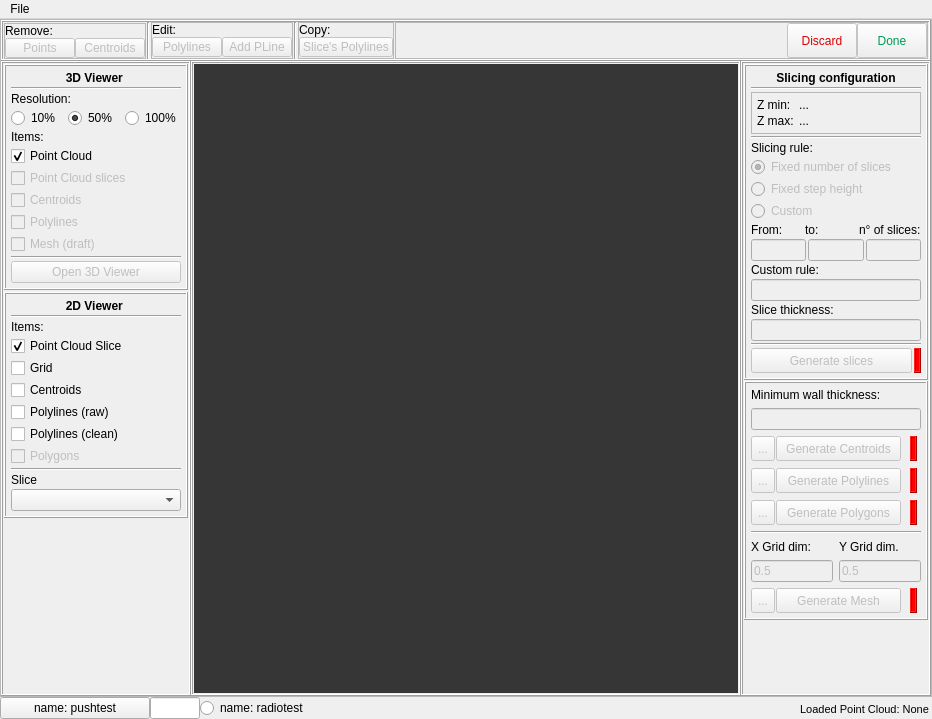
Above: gui_main.ui from gcastellazzi/Cloud2FEM before the change. Below: the same form after it.
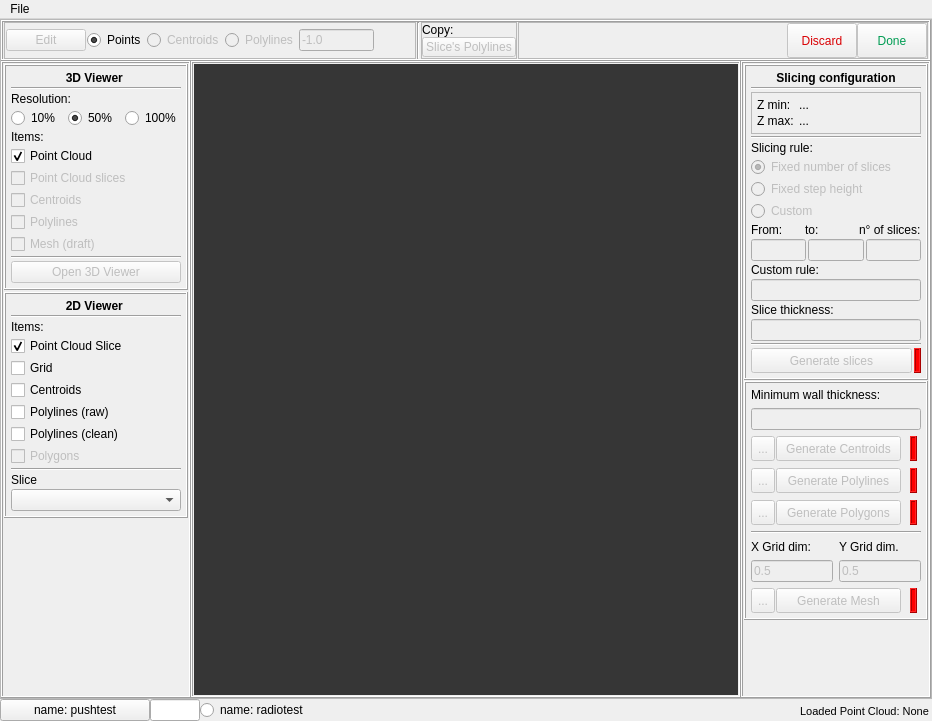
That is the form after the change. Custom widgets are drawn as their Qt base class.

Patch:
```diff
--- a/gui_main.ui
+++ b/gui_main.ui
@@ -7,7 +7,7 @@
     <x>0</x>
     <y>0</y>
     <width>932</width>
-    <height>719</height>
+    <height>721</height>
    </rect>
   </property>
   <property name="windowTitle">
@@ -1366,80 +1366,62 @@
           <property name="bottomMargin">
            <number>0</number>
           </property>
-          <item alignment="Qt::AlignBottom">
-           <widget class="QFrame" name="frame_10">
-            <property name="maximumSize">
-             <size>
-              <width>150</width>
-              <height>50</height>
-             </size>
-            </property>
+          <item>
+           <widget class="QFrame" name="frame_12">
             <property name="frameShape">
              <enum>QFrame::StyledPanel</enum>
             </property>
             <property name="frameShadow">
              <enum>QFrame::Raised</enum>
             </property>
-            <layout class="QFormLayout" name="formLayout_2">
-             <property name="horizontalSpacing">
-              <number>0</number>
-             </property>
-             <property name="verticalSpacing">
-              <number>0</number>
+            <layout class="QHBoxLayout" name="horizontalLayout_9">
+             <property name="spacing">
+              <number>1</number>
              </property>
              <property name="leftMargin">
-              <number>0</number>
+              <number>1</number>
              </property>
              <property name="topMargin">
-              <number>0</number>
+              <number>1</number>
              </property>
              <property name="rightMargin">
-              <number>0</number>
+              <number>1</number>
              </property>
              <property name="bottomMargin">
-              <number>0</number>
+              <number>1</number>
              </property>
-             <item row="1" column="0">
-              <widget class="QLabel" name="label">
+             <item>
+              <widget class="QPushButton" name="btn_edit">
+               <property name="enabled">
+                <bool>false</bool>
+               </property>
                <property name="text">
-                <string>Remove:</string>
+                <string>Edit</string>
                </property>
               </widget>
              </item>
-             <item row="3" column="0">
-              <widget class="QPushButton" name="btn_edit_slice">
+             <item>
+              <widget class="QRadioButton" name="radioPoints">
                <property name="enabled">
-                <bool>false</bool>
-               </property>
-               <property name="maximumSize">
-                <size>
-                 <width>70</width>
-                 <height>20</height>
-                </size>
+                <bool>true</bool>
                </property>
                <property name="text">
                 <string>Points</string>
                </property>
-               <property name="autoDefault">
-                <bool>false</bool>
-               </property>
-               <property name="default">
-                <bool>false</bool>
-               </property>
-               <property name="flat">
-                <bool>false</bool>
+               <property name="checked">
+                <bool>true</bool>
                </property>
               </widget>
              </item>
-             <item row="3" column="1">
-              <widget class="QPushButton" name="btn_edit_centroids">
+             <item>
+              <widget class="QRadioButton" name="radioCentroids">
                <property name="enabled">
                 <bool>false</bool>
                </property>
                <property name="maximumSize">
                 <size>
-                 <width>70</width>
-                 <height>20</height>
+                 <width>100</width>
+                 <height>16777215</height>
                 </size>
                </property>
                <property name="text">
@@ -1447,97 +1429,51 @@
                </property>
               </widget>
              </item>
-            </layout>
-           </widget>
-          </item>
-          <item>
-           <widget class="Line" name="line_7">
-            <property name="orientation">
-             <enum>Qt::Vertical</enum>
-            </property>
-           </widget>
-          </item>
-          <item>
-           <widget class="QFrame" name="frame_12">
-            <property name="maximumSize">
-             <size>
-              <width>150</width>
-              <height>50</height>
-             </size>
-            </property>
-            <property name="frameShape">
-             <enum>QFrame::StyledPanel</enum>
-            </property>
-            <property name="frameShadow">
-             <enum>QFrame::Raised</enum>
-            </property>
-            <layout class="QFormLayout" name="formLayout_3">
-             <property name="horizontalSpacing">
-              <number>0</number>
-             </property>
-             <property name="verticalSpacing">
-              <number>0</number>
-             </property>
-             <property name="leftMargin">
-              <number>0</number>
-             </property>
-             <property name="topMargin">
-              <number>0</number>
-             </property>
-             <property name="rightMargin">
-              <number>0</number>
-             </property>
-             <property name="bottomMargin">
-              <number>0</number>
-             </property>
-             <item row="1" column="0">
-              <widget class="QLabel" name="label_2">
-               <property name="text">
-                <string>Edit:</string>
-               </property>
-              </widget>
-             </item>
-             <item row="3" column="0">
-              <widget class="QPushButton" name="btn_edit_polylines">
+             <item>
+              <widget class="QRadioButton" name="radioPolylines">
                <property name="enabled">
                 <bool>false</bool>
                </property>
                <property name="maximumSize">
                 <size>
-                 <width>70</width>
-                 <height>20</height>
+                 <width>100</width>
+                 <height>16777215</height>
                 </size>
                </property>
                <property name="text">
                 <string>Polylines</string>
                </property>
-               <property name="autoDefault">
-                <bool>false</bool>
-               </property>
-               <property name="default">
-                <bool>false</bool>
-               </property>
-               <property name="flat">
-                <bool>false</bool>
-               </property>
               </widget>
              </item>
-             <item row="3" column="1">
-              <widget class="QPushButton" name="btn_add_polyline">
+             <item>
+              <widget class="QLineEdit" name="lineEdit_off">
                <property name="enabled">
                 <bool>false</bool>
                </property>
                <property name="maximumSize">
                 <size>
-                 <width>70</width>
-                 <height>20</height>
+                 <width>75</width>
+                 <height>16777215</height>
                 </size>
                </property>
                <property name="text">
-                <string>Add PLine</string>
+                <string>-1.0</string>
                </property>
               </widget>
              </item>
+             <item>
+              <spacer name="horizontalSpacer_2">
+               <property name="orientation">
+                <enum>Qt::Horizontal</enum>
+               </property>
+               <property name="sizeHint" stdset="0">
+                <size>
+                 <width>40</width>
+                 <height>20</height>
+                </size>
+               </property>
+              </spacer>
+             </item>
             </layout>
            </widget>
           </item>
```
